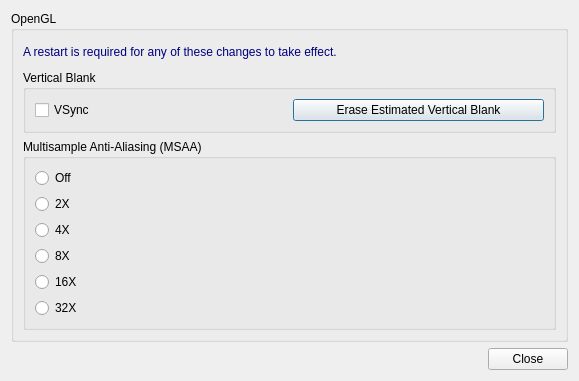
Qt form Qt/qt4_preferences.ui (kmatheussen/radium) before a commit.
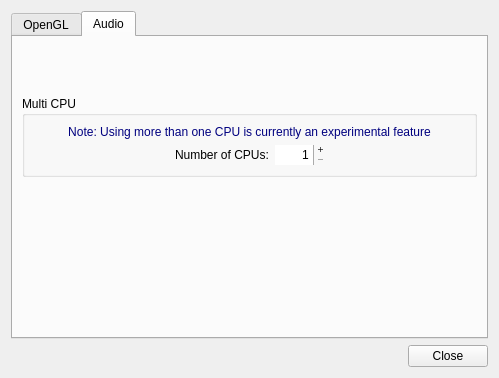
The same form after that commit.

Commit message: GUI for changing number of CPUs. Also moved OpenGL/CPU/VST preferences into "Preferences"

The edit to the form file:
```diff
--- a/Qt/qt4_preferences.ui
+++ b/Qt/qt4_preferences.ui
@@ -6,8 +6,8 @@
    <rect>
     <x>0</x>
     <y>0</y>
-    <width>579</width>
-    <height>381</height>
+    <width>499</width>
+    <height>378</height>
    </rect>
   </property>
   <property name="windowTitle">
@@ -15,20 +15,30 @@
   </property>
   <layout class="QVBoxLayout" name="verticalLayout">
    <item>
-    <widget class="QGroupBox" name="groupBox">
-     <property name="title">
+    <widget class="QTabWidget" name="tabWidget">
+     <property name="tabPosition">
+      <enum>QTabWidget::North</enum>
+     </property>
+     <property name="tabShape">
+      <enum>QTabWidget::Rounded</enum>
+     </property>
+     <property name="currentIndex">
+      <number>1</number>
+     </property>
+     <widget class="QWidget" name="OpenGL">
+      <attribute name="title">
       <string>OpenGL</string>
-     </property>
-     <layout class="QVBoxLayout" name="verticalLayout_3">
+      </attribute>
+      <layout class="QVBoxLayout" name="verticalLayout_2">
       <item>
-       <spacer name="verticalSpacer_2">
+        <spacer name="verticalSpacer">
         <property name="orientation">
          <enum>Qt::Vertical</enum>
         </property>
         <property name="sizeHint" stdset="0">
          <size>
           <width>20</width>
-          <height>40</height>
+           <height>41</height>
          </size>
         </property>
        </spacer>
@@ -41,7 +51,7 @@
        </widget>
       </item>
       <item>
-       <spacer name="verticalSpacer">
+        <spacer name="verticalSpacer_2">
         <property name="orientation">
          <enum>Qt::Vertical</enum>
         </property>
@@ -51,7 +61,7 @@
         <property name="sizeHint" stdset="0">
          <size>
           <width>20</width>
-          <height>40</height>
+           <height>41</height>
          </size>
         </property>
        </spacer>
@@ -61,7 +71,7 @@
         <property name="title">
          <string>Vertical Blank</string>
         </property>
-        <layout class="QHBoxLayout" name="horizontalLayout">
+         <layout class="QHBoxLayout" name="horizontalLayout_2">
          <item>
           <widget class="QCheckBox" name="vsyncOnoff">
            <property name="enabled">
@@ -99,7 +109,7 @@
         <property name="title">
          <string>Multisample Anti-Aliasing (MSAA)</string>
         </property>
-        <layout class="QVBoxLayout" name="verticalLayout_2">
+         <layout class="QVBoxLayout" name="verticalLayout_5">
          <item>
           <widget class="QRadioButton" name="mma1">
            <property name="text">
@@ -146,6 +156,162 @@
        </widget>
       </item>
      </layout>
+     </widget>
+     <widget class="QWidget" name="Audio">
+      <attribute name="title">
+       <string>Audio</string>
+      </attribute>
+      <layout class="QVBoxLayout" name="verticalLayout_4">
+       <item>
+        <spacer name="verticalSpacer_4">
+         <property name="orientation">
+          <enum>Qt::Vertical</enum>
+         </property>
+         <property name="sizeHint" stdset="0">
+          <size>
+           <width>20</width>
+           <height>40</height>
+          </size>
+         </property>
+        </spacer>
+       </item>
+       <item>
+        <widget class="QGroupBox" name="groupBox">
+         <property name="title">
+          <string>Multi CPU</string>
+         </property>
+         <layout class="QVBoxLayout" name="verticalLayout_3">
+          <item>
+           <widget class="QLabel" name="label_2">
+            <property name="text">
+             <string>&lt;html&gt;&lt;head/&gt;&lt;body&gt;&lt;p&gt;&lt;span style=&quot; color:#00007f;&quot;&gt;Note: Using more than one CPU is currently an experimental feature&lt;/span&gt;&lt;/p&gt;&lt;/body&gt;&lt;/html&gt;</string>
+            </property>
+            <property name="alignment">
+             <set>Qt::AlignCenter</set>
+            </property>
+           </widget>
+          </item>
+          <item>
+           <layout class="QHBoxLayout" name="horizontalLayout">
+            <item>
+             <spacer name="horizontalSpacer_2">
+              <property name="orientation">
+               <enum>Qt::Horizontal</enum>
+              </property>
+              <property name="sizeHint" stdset="0">
+               <size>
+                <width>40</width>
+                <height>20</height>
+               </size>
+              </property>
+             </spacer>
+            </item>
+            <item>
+             <widget class="QLabel" name="label_3">
+              <property name="text">
+               <string>Number of CPUs:</string>
+              </property>
+             </widget>
+            </item>
+            <item>
+             <widget class="QSpinBox" name="numCPUs">
+              <property name="sizePolicy">
+               <sizepolicy hsizetype="Minimum" vsizetype="Minimum">
+                <horstretch>0</horstretch>
+                <verstretch>0</verstretch>
+               </sizepolicy>
+              </property>
+              <property name="minimumSize">
+               <size>
+                <width>50</width>
+                <height>0</height>
+               </size>
+              </property>
+              <property name="toolTip">
+               <string>Number of CPUs used for audio processing</string>
+              </property>
+              <property name="wrapping">
+               <bool>false</bool>
+              </property>
+              <property name="frame">
+               <bool>false</bool>
+              </property>
+              <property name="alignment">
+               <set>Qt::AlignRight|Qt::AlignTrailing|Qt::AlignVCenter</set>
+              </property>
+              <property name="buttonSymbols">
+               <enum>QAbstractSpinBox::PlusMinus</enum>
+              </property>
+              <property name="minimum">
+               <number>1</number>
+              </property>
+              <property name="maximum">
+               <number>99</number>
+              </property>
+              <property name="value">
+               <number>1</number>
+              </property>
+             </widget>
+            </item>
+            <item>
+             <spacer name="horizontalSpacer">
+              <property name="orientation">
+               <enum>Qt::Horizontal</enum>
+              </property>
+              <property name="sizeHint" stdset="0">
+               <size>
+                <width>40</width>
+                <height>20</height>
+               </size>
+              </property>
+             </spacer>
+            </item>
+           </layout>
+          </item>
+         </layout>
+        </widget>
+       </item>
+       <item>
+        <spacer name="verticalSpacer_6">
+         <property name="orientation">
+          <enum>Qt::Vertical</enum>
+         </property>
+         <property name="sizeHint" stdset="0">
+          <size>
+           <width>20</width>
+           <height>40</height>
+          </size>
+         </property>
+        </spacer>
+       </item>
+       <item>
+        <spacer name="verticalSpacer_5">
+         <property name="orientation">
+          <enum>Qt::Vertical</enum>
+         </property>
+         <property name="sizeHint" stdset="0">
+          <size>
+           <width>20</width>
+           <height>40</height>
+          </size>
+         </property>
+        </spacer>
+       </item>
+       <item>
+        <spacer name="verticalSpacer_3">
+         <property name="orientation">
+          <enum>Qt::Vertical</enum>
+         </property>
+         <property name="sizeHint" stdset="0">
+          <size>
+           <width>20</width>
+           <height>40</height>
+          </size>
+         </property>
+        </spacer>
+       </item>
+      </layout>
+     </widget>
     </widget>
    </item>
    <item>
```
Lines whose indentation alone changed are shown as unchanged. The commit also changes 13 other files.
